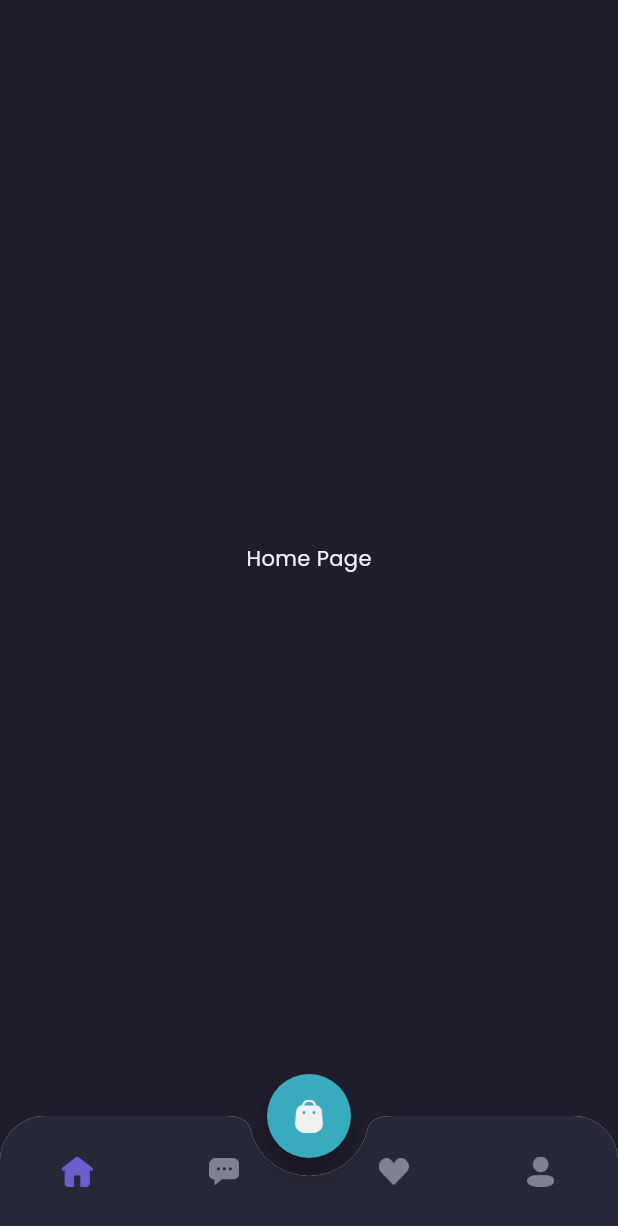
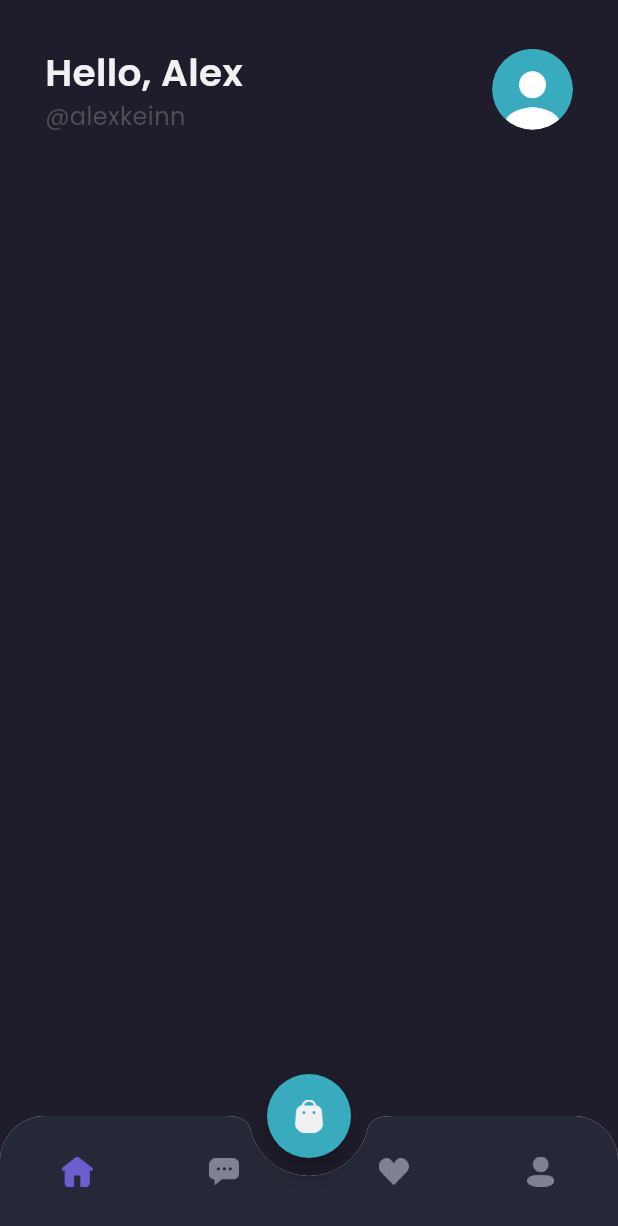
Before and after one commit to renalekiriyanto/shamo, a Flutter app: the MainPage screen opened by its route, on a phone screen of 412 x 824 dp. Shown: the top 1226 px of the screen. Run offline on Flutter 3.47's test engine with Material 3 defaults, Android fonts, the phone set to English and light mode, and no system bars; our stand-ins replace google_fonts.

Commit message:
Home Page Bagian Header

```diff
--- a/shamo_mobile/lib/pages/home/home_page.dart
+++ b/shamo_mobile/lib/pages/home/home_page.dart
@@ -1,13 +1,47 @@
+import "package:flutter/cupertino.dart";
 import "package:flutter/material.dart";
 import "package:shamo_mobile/theme.dart";
 
 class HomePage extends StatelessWidget {
   const HomePage({super.key});
-
   @override
   Widget build(BuildContext context) {
-    return Center(
-      child: Text('Home Page', style: primaryTextStyle,),
+    Widget header() {
+      return Container(
+        margin: EdgeInsets.only(top: 30, left: 30, right: 30),
+        child: Row(
+          children: [
+            Expanded(
+              child: Column(
+                crossAxisAlignment: CrossAxisAlignment.start,
+                children: [
+                  Text(
+                    "Hello, Alex",
+                    style: primaryTextStyle.copyWith(
+                        fontSize: 25, fontWeight: semiBold),
+                  ),
+                  Text(
+                    "@alexkeinn",
+                    style: subtitleTextStyle.copyWith(fontSize: 16),
+                  ),
+                ],
+              ),
+            ),
+            Container(
+              width: 54,
+              height: 54,
+              decoration: BoxDecoration(
+                  shape: BoxShape.circle,
+                  image: DecorationImage(
+                      image: AssetImage('assets/image_profile.png'))),
+            )
+          ],
+        ),
+      );
+    }
+
+    return ListView(
+      children: [header()],
     );
   }
 }
```
